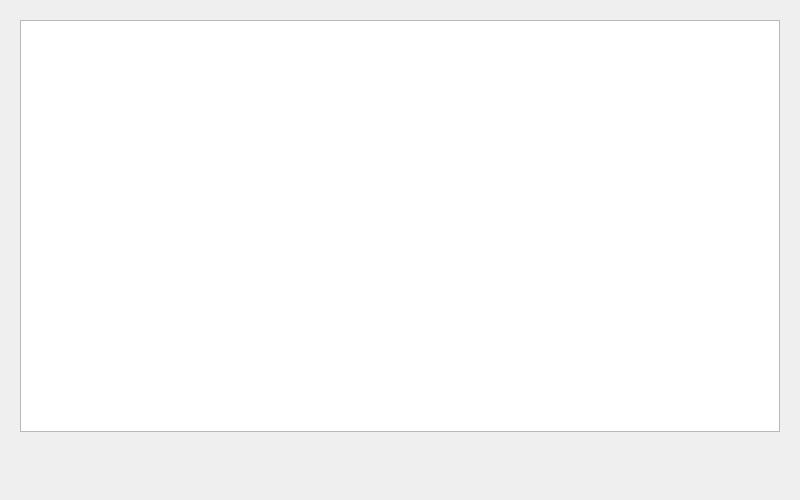
Above: src/qt/forms/recordspage.ui from gjhiggins/gapcoin before the change. Below: the same form after it.
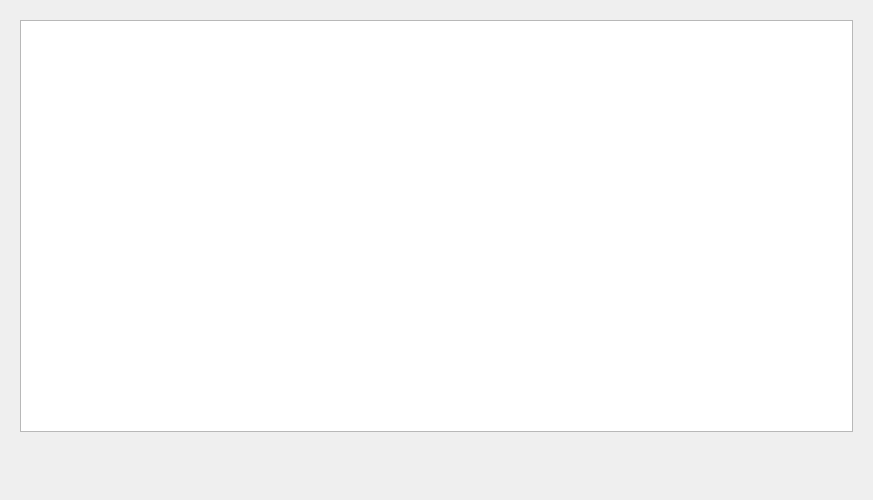
That is the form after the change.

What changed in the file:
```diff
--- a/src/qt/forms/recordspage.ui
+++ b/src/qt/forms/recordspage.ui
@@ -6,7 +6,7 @@
    <rect>
     <x>0</x>
     <y>0</y>
-    <width>800</width>
+    <width>873</width>
     <height>500</height>
    </rect>
   </property>
```
